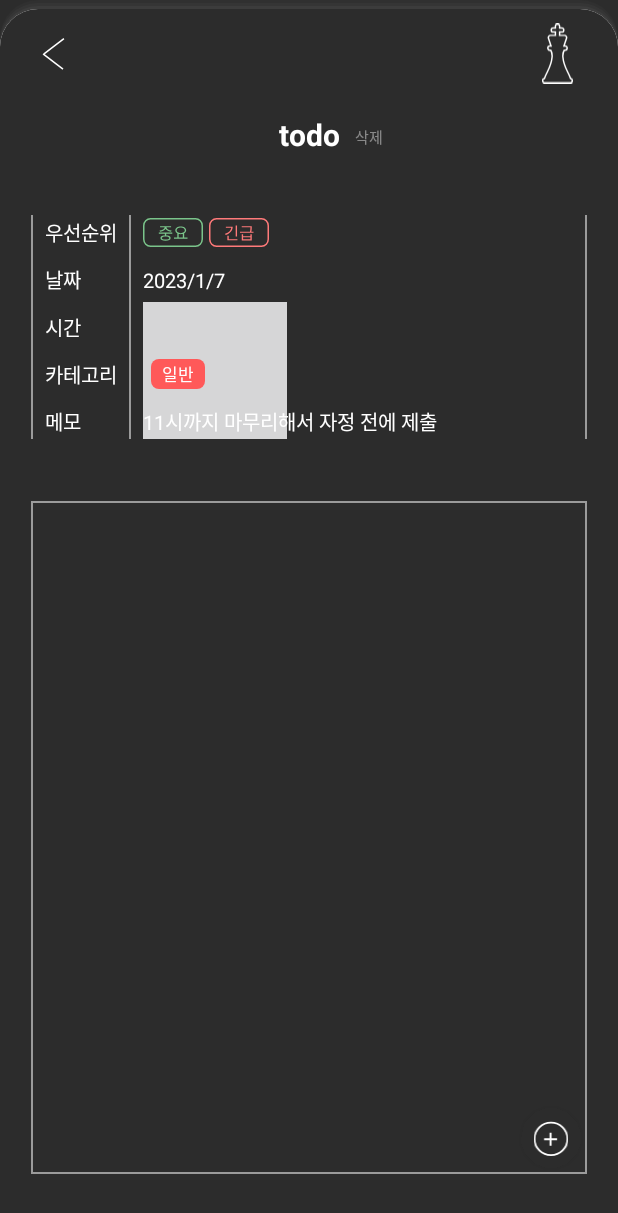
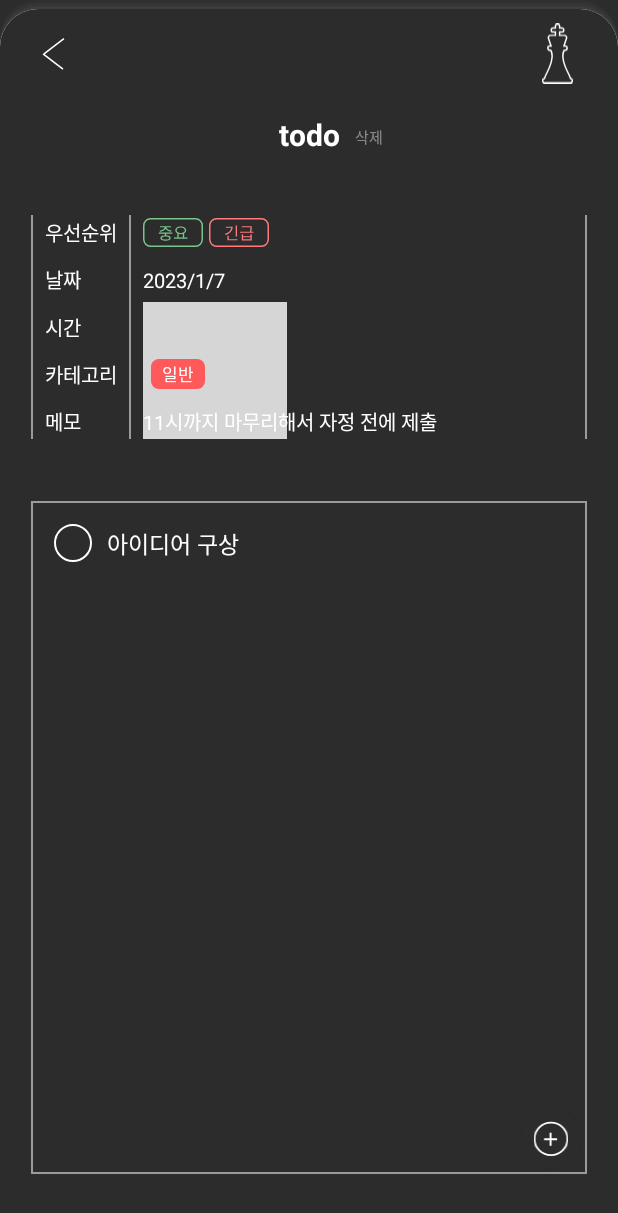
Before and after one commit to amie-lee/check-mate-Android, an Android app: the TodoDetailActivity screen opened directly, with no data from a screen before it, on a phone screen of 412 x 824 dp. Shown: the top 1213 px of the screen. Run offline under Robolectric (Android 15) with nearby library versions, the phone set to English and light mode, and no system bars.

Commit message:
하위 투두 수정

```diff
--- a/checkmateClient/app/src/main/java/com/example/check_mate/src/main/ResultDownTodoRVAdapter.kt
+++ b/checkmateClient/app/src/main/java/com/example/check_mate/src/main/ResultDownTodoRVAdapter.kt
@@ -1,9 +1,13 @@
 package com.example.check_mate.src.main
 
+import android.text.Editable
+import android.text.TextWatcher
+import android.util.Log
 import android.view.LayoutInflater
 import android.view.View
 import android.view.ViewGroup
 import androidx.recyclerview.widget.RecyclerView
+import androidx.recyclerview.widget.RecyclerView.ViewHolder
 import com.example.check_mate.databinding.ItemDownTodoBinding
 import com.example.check_mate.src.main.models.ResultDownTodo
 
@@ -13,6 +17,26 @@ class ResultDownTodoRVAdapter(private val dataList: ArrayList<ResultDownTodo>):
             viewBinding.etTodo.text = data.todo
             viewBinding.cbTodo.isChecked = data.check
         }
+
+        fun edit(position: Int){
+            viewBinding.etTodo.addTextChangedListener(TodoTextWatcher(position))
+        }
+
+    }
+
+    inner class TodoTextWatcher(var position: Int) : TextWatcher {
+        override fun beforeTextChanged(s: CharSequence?, start: Int, count: Int, after: Int) {
+        }
+
+        override fun onTextChanged(s: CharSequence?, start: Int, before: Int, count: Int) {
+            if (s != null) {
+                dataList[position].todo = s.toEditable()
+            }
+        }
+
+        override fun afterTextChanged(s: Editable?) {
+        }
+
     }
 
 
@@ -23,8 +47,10 @@ class ResultDownTodoRVAdapter(private val dataList: ArrayList<ResultDownTodo>):
 
     override fun onBindViewHolder(holder: ResultDownTodoViewHolder, position: Int) {
         holder.bind(dataList[position])
+        holder.edit(position)
         holder.itemView.setOnClickListener {
-
+            itemClickListener.onClick(it, position)
+            notifyDataSetChanged()
         }
     }
 
@@ -38,4 +64,12 @@ class ResultDownTodoRVAdapter(private val dataList: ArrayList<ResultDownTodo>):
     }
     private lateinit var itemClickListener: onItemClickListener
 
+    interface ItemTouchHelperListener {
+        fun onItemMove(fromPosition: Int, toPosition: Int) : Boolean
+        fun onItemSwipe(position: Int)
+        fun onLeftClick(position: Int, viewHolder: ViewHolder?)
+        fun onRightClick(position: Int, viewHolder: ViewHolder?)
+    }
+
+    fun CharSequence.toEditable(): Editable =  Editable.Factory.getInstance().newEditable(this)
 }
--- a/checkmateClient/app/src/main/java/com/example/check_mate/src/main/TodoDetailActivity.kt
+++ b/checkmateClient/app/src/main/java/com/example/check_mate/src/main/TodoDetailActivity.kt
@@ -1,6 +1,8 @@
 package com.example.check_mate.src.main
 
 import android.os.Bundle
+import android.text.Editable
+import android.view.View
 import android.widget.ArrayAdapter
 import androidx.recyclerview.widget.LinearLayoutManager
 import com.example.check_mate.R
@@ -9,6 +11,9 @@ import com.example.check_mate.databinding.ActivityTodoDetailBinding
 import com.example.check_mate.src.main.models.ResultDownTodo
 
 class TodoDetailActivity : BaseActivity<ActivityTodoDetailBinding>(ActivityTodoDetailBinding::inflate) {
+    val dataList: ArrayList<ResultDownTodo> = arrayListOf()
+    private val dataRVAdapter = ResultDownTodoRVAdapter(dataList)
+
     override fun onCreate(savedInstanceState: Bundle?) {
         super.onCreate(savedInstanceState)
 
@@ -31,6 +36,10 @@ class TodoDetailActivity : BaseActivity<ActivityTodoDetailBinding>(ActivityTodoD
             finish()
             overridePendingTransition(R.anim.none, R.anim.vertical_exit)
         }
+
+        dataList.apply { add(ResultDownTodo(Editable.Factory.getInstance().newEditable("아이디어 구상"))) }
+        binding.rvLowerTodo.adapter = dataRVAdapter
+        binding.rvLowerTodo.layoutManager = LinearLayoutManager(this)
     }
 
     override fun onBackPressed() {
@@ -41,13 +50,18 @@ class TodoDetailActivity : BaseActivity<ActivityTodoDetailBinding>(ActivityTodoD
     }
 
     private fun clickAddBtn() {
-        val dataList: ArrayList<ResultDownTodo> = arrayListOf()
-        val dataRVAdapter = ResultDownTodoRVAdapter(dataList)
+
 
         binding.fabAdd.setOnClickListener {
             dataList.add(ResultDownTodo(null))
             binding.rvLowerTodo.adapter = dataRVAdapter
             binding.rvLowerTodo.layoutManager = LinearLayoutManager(this)
         }
+
+        dataRVAdapter.setItemClickListener(object : ResultDownTodoRVAdapter.onItemClickListener{
+            override fun onClick(v: View, position: Int) {
+                dataList.removeAt(position)
+            }
+        })
     }
 }
--- a/checkmateClient/app/src/main/java/com/example/check_mate/src/main/models/ResultDownTodo.kt
+++ b/checkmateClient/app/src/main/java/com/example/check_mate/src/main/models/ResultDownTodo.kt
@@ -3,6 +3,6 @@ package com.example.check_mate.src.main.models
 import android.text.Editable
 
 data class ResultDownTodo(
-    val todo: Editable?,
+    var todo: Editable?,
     val check: Boolean = false
 )
--- /dev/null
+++ b/checkmateClient/app/src/main/res/drawable/check_selector.xml
@@ -0,0 +1,7 @@
+<?xml version="1.0" encoding="utf-8"?>
+<selector xmlns:android="http://schemas.android.com/apk/res/android">
+    <item android:state_checked="false"
+        android:drawable="@drawable/ic_circle_unchecked"/>
+    <item android:state_checked="true"
+        android:drawable="@drawable/ic_circle_checked"/>
+</selector>
--- /dev/null
+++ b/checkmateClient/app/src/main/res/drawable/ic_circle_checked.xml
@@ -0,0 +1,11 @@
+<vector xmlns:android="http://schemas.android.com/apk/res/android"
+    android:width="19dp"
+    android:height="19dp"
+    android:viewportWidth="19"
+    android:viewportHeight="19">
+  <path
+      android:strokeWidth="1"
+      android:pathData="M9.5,9.5m-9,0a9,9 0,1 1,18 0a9,9 0,1 1,-18 0"
+      android:fillColor="#ffffff"
+      android:strokeColor="#ffffff"/>
+</vector>
--- /dev/null
+++ b/checkmateClient/app/src/main/res/drawable/ic_circle_unchecked.xml
@@ -0,0 +1,11 @@
+<vector xmlns:android="http://schemas.android.com/apk/res/android"
+    android:width="19dp"
+    android:height="19dp"
+    android:viewportWidth="19"
+    android:viewportHeight="19">
+  <path
+      android:strokeWidth="1"
+      android:pathData="M9.5,9.5m-9,0a9,9 0,1 1,18 0a9,9 0,1 1,-18 0"
+      android:fillColor="#00000000"
+      android:strokeColor="#ffffff"/>
+</vector>
--- a/checkmateClient/app/src/main/res/layout/item_down_todo.xml
+++ b/checkmateClient/app/src/main/res/layout/item_down_todo.xml
@@ -3,26 +3,33 @@
     android:layout_width="match_parent"
     android:layout_height="wrap_content"
     xmlns:app="http://schemas.android.com/apk/res-auto"
-    android:background="@android:color/transparent">
+    android:background="@android:color/transparent"
+    android:layout_marginBottom="10dp">
+
+    <CheckBox
+        android:id="@+id/cb_todo"
+        android:layout_width="25dp"
+        android:layout_height="25dp"
+        android:button="@android:color/transparent"
+        android:background="@drawable/check_selector"
+        app:layout_constraintTop_toTopOf="parent"
+        app:layout_constraintStart_toStartOf="parent"/>
 
     <EditText
         android:id="@+id/et_todo"
-        android:layout_width="match_parent"
+        android:layout_width="wrap_content"
         android:layout_height="wrap_content"
         android:hint="하위 투두를 입력해보세요"
+        android:textColorHint="@color/white_opaque"
         android:textSize="15dp"
+        android:fontFamily="@font/notosans_regular"
         android:textColor="@color/white"
+        android:lines="1"
+        android:includeFontPadding="false"
         android:background="@android:color/transparent"
-        app:layout_constraintTop_toTopOf="@id/cb_todo"
-        app:layout_constraintStart_toStartOf="parent"
+        android:layout_marginStart="10dp"
+        app:layout_constraintStart_toEndOf="@id/cb_todo"
+        app:layout_constraintTop_toTopOf="parent"
         app:layout_constraintBottom_toBottomOf="@id/cb_todo"/>
 
-    <CheckBox
-        android:id="@+id/cb_todo"
-        android:layout_width="wrap_content"
-        android:layout_height="25dp"
-
-        app:layout_constraintTop_toTopOf="parent"
-        app:layout_constraintEnd_toEndOf="parent"/>
-
 </androidx.constraintlayout.widget.ConstraintLayout>
```
